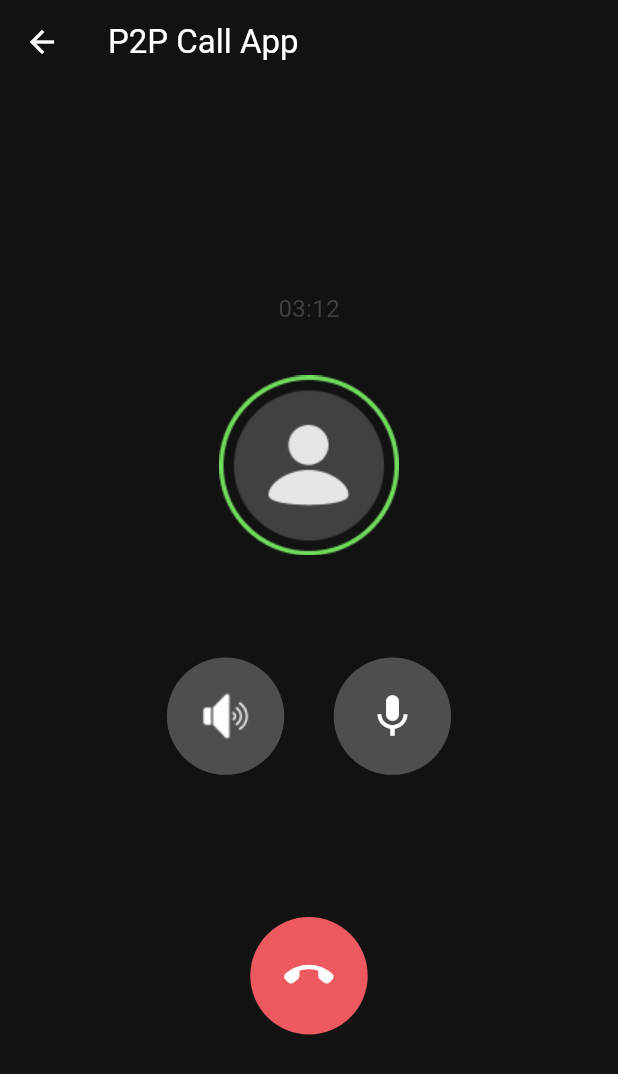
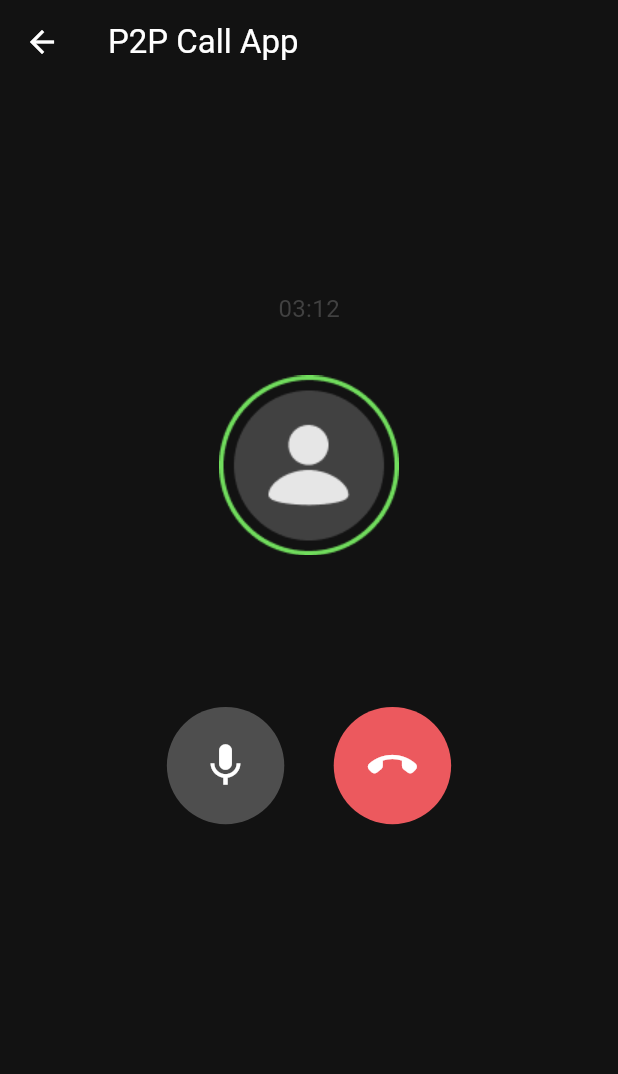
Before and after one commit to ynnuSunny/calling_app, a Flutter app: the screen it shows after launch, after a tap on "Invite", on a phone screen of 412 x 824 dp. Shown: the top 1074 px of the screen. Run offline on Flutter 3.47's test engine with Material 3 defaults, Android fonts, the phone set to English and light mode, and no system bars; our stand-ins replace socket_io_client; missing offline and left inert: flutter_webrtc; network calls fail.

Commit message:
update for only audio call

```diff
--- a/lib/screens/call_screen.dart
+++ b/lib/screens/call_screen.dart
@@ -233,7 +233,7 @@ class _CallScreenState extends State<CallScreen> {
             ),
             Image.asset('assets/images/call.png'),
             SizedBox(
-              height: size.height * 0.04,
+              height: size.height * 0.08,
             ),
             // Text(
             //   "Connected",
@@ -260,23 +260,21 @@ class _CallScreenState extends State<CallScreen> {
             Row(
               mainAxisAlignment: MainAxisAlignment.center,
               children: [
-                GestureDetector(
-                  onTap: _toggleMic,
-                  child: Container(
-                    width: size.width * 0.19,
-                    height: size.height * 0.18,
-                    decoration: const BoxDecoration(
-                      shape:  BoxShape.circle,
-                      color: ColorList.darkGrey,
-                    ),
-                    child: Center(
-                      child: Image.asset('assets/images/call_sound.png'),
-                    ),
-                  ),
-                ),
-                SizedBox(
-                  width: size.width * 0.08,
-                ),
+                // GestureDetector(
+                //   onTap: _toggleMic,
+                //   child: Container(
+                //     width: size.width * 0.19,
+                //     height: size.height * 0.18,
+                //     decoration: const BoxDecoration(
+                //       shape:  BoxShape.circle,
+                //       color: ColorList.darkGrey,
+                //     ),
+                //     child: Center(
+                //       child: Image.asset('assets/images/call_sound.png'),
+                //     ),
+                //   ),
+                // ),
+
                 GestureDetector(
                   onTap: _toggleMic,
                   child: Container(
@@ -295,10 +293,8 @@ class _CallScreenState extends State<CallScreen> {
                     ),
                   ),
                 ),
-              ],
-            ),
                 SizedBox(
-              height: size.height * 0.04,
+                  width: size.width * 0.08,
                 ),
                 GestureDetector(
                   onTap: _leaveCall,
@@ -320,6 +316,10 @@ class _CallScreenState extends State<CallScreen> {
                 ),
               ],
             ),
+
+
+          ],
+        ),
       ),
     );
   }
```
Lines whose indentation alone changed are shown as unchanged.
